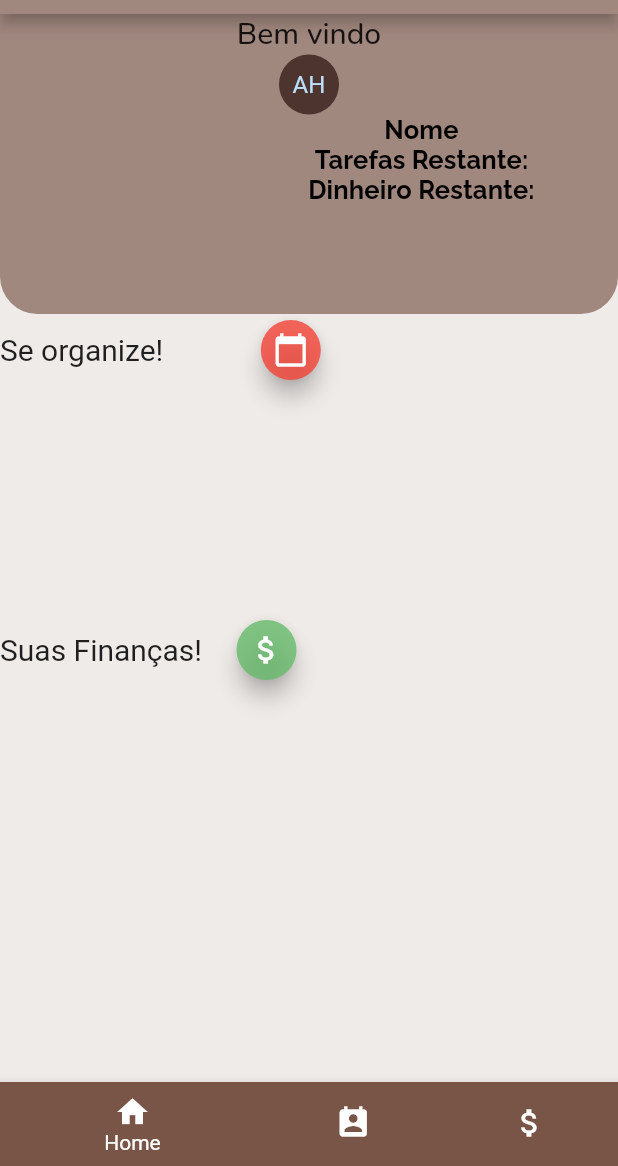
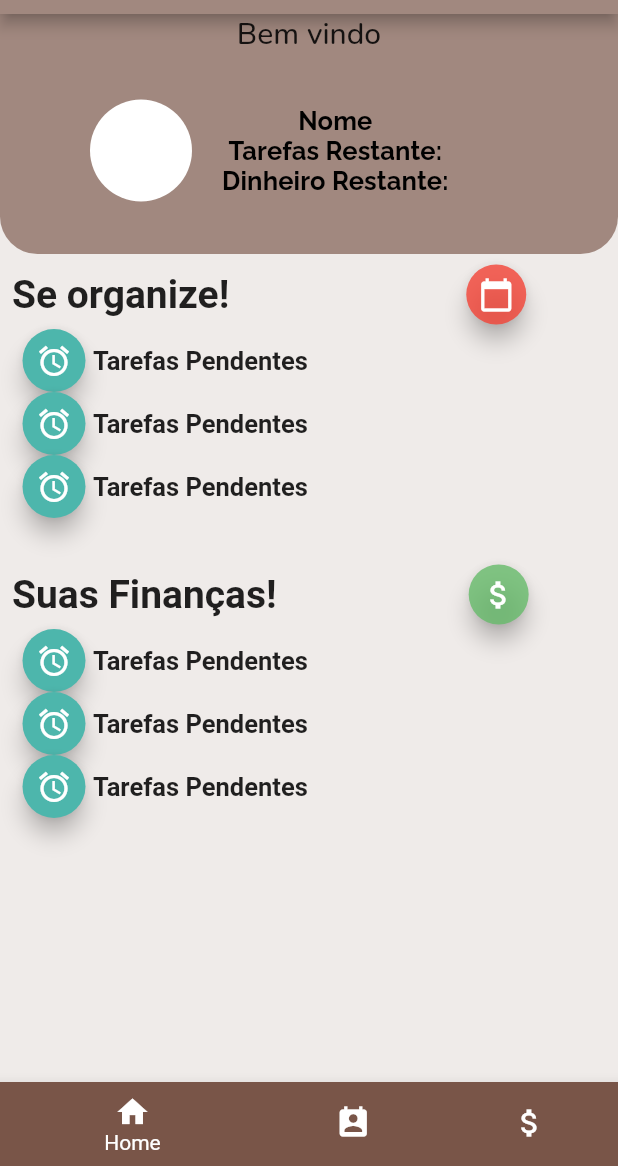
Before and after one commit to VitorL02/Vlanner, a Flutter app: the screen it shows after launch, on a phone screen of 412 x 824 dp, the part 70-1236 px from its top. Run offline on Flutter 3.47's test engine with Material 2 defaults, Android fonts, the phone set to English and light mode, and no system bars; Roboto replaces fonts that are missing (Cairo, PressStart2P-Regular).

Commit message:
Criação do modelo InfomationPendences,criação da box de informções do usuario,criação do  avisos de finanças e tarefas pendendetes

```diff
--- /dev/null
+++ b/lib/components/informationPendences.dart
@@ -0,0 +1,31 @@
+import 'package:flutter/material.dart';
+
+class InformationPendences extends StatelessWidget {
+  @override
+  Widget build(BuildContext context) {
+    return Row(
+      children: [
+        Container(
+          padding: EdgeInsets.only(left: 15),
+          child: SizedBox(
+            width: 42,
+            height: 42,
+            child: FloatingActionButton(
+              child: Icon(Icons.alarm),
+              backgroundColor: Colors.teal[300],
+              onPressed: () {},
+            ),
+          ),
+        ),
+        Container(
+          padding: EdgeInsets.all(5),
+          child: Text(
+            'Tarefas Pendentes',
+            style: TextStyle(
+                fontFamily: 'Cairo', fontSize: 17, fontWeight: FontWeight.bold),
+          ),
+        )
+      ],
+    );
+  }
+}
--- a/lib/screens/homeScreen.dart
+++ b/lib/screens/homeScreen.dart
@@ -1,6 +1,7 @@
 import 'package:flutter/material.dart';
 import 'CostsScreen.dart';
 import 'PlannerScreen.dart';
+import '../components/informationPendences.dart';
 
 class ScreenHome extends StatefulWidget {
   @override
@@ -59,7 +60,7 @@ class _ScreenHomeState extends State<ScreenHome> {
             Column(
               children: <Widget>[
                 Container(
-                    height: 200,
+                    height: 160,
                     width: double.infinity,
                     child: Column(
                       children: [
@@ -71,13 +72,18 @@ class _ScreenHomeState extends State<ScreenHome> {
                             style: Theme.of(context).textTheme.title,
                           ),
                         ),
-                        CircleAvatar(
-                          backgroundColor: Colors.brown.shade800,
-                          child: Text('AH'),
+                        Padding(
+                          padding: const EdgeInsets.only(left: 40.0),
+                          child: Row(children: [
+                            Padding(
+                              padding: const EdgeInsets.symmetric(
+                                  horizontal: 20, vertical: 30),
+                              child: CircleAvatar(
+                                radius: 34,
+                                backgroundColor: Colors.white,
                               ),
-                        Align(
-                          alignment: Alignment(0.60, -0.80),
-                          child: Container(
+                            ),
+                            Container(
                               child: Column(
                                 children: [
                                   Text('Nome ',
@@ -96,6 +102,7 @@ class _ScreenHomeState extends State<ScreenHome> {
                                 ],
                               ),
                             ),
+                          ]),
                         ),
                       ],
                     ),
@@ -123,14 +130,18 @@ class _ScreenHomeState extends State<ScreenHome> {
                             children: [
                               Container(
                                 alignment: Alignment(-0.9, -0.9),
+                                child: Padding(
+                                  padding: const EdgeInsets.all(8.0),
                                   child: Text('Se organize!',
                                       style: TextStyle(
-                                        fontFamily: 'PressStart2P-Regular',
-                                        fontSize: 20,
+                                          fontFamily: 'Cairo',
+                                          fontSize: 26,
+                                          fontWeight: FontWeight.bold,
                                           color: Colors.black87)),
                                 ),
+                              ),
                               Container(
-                                padding: EdgeInsets.only(left: 65),
+                                padding: EdgeInsets.only(left: 150),
                                 child: SizedBox(
                                   width: 40,
                                   height: 40,
@@ -145,10 +156,13 @@ class _ScreenHomeState extends State<ScreenHome> {
                             ],
                           ),
                         ),
+                        InformationPendences(),
+                        InformationPendences(),
+                        InformationPendences(),
                       ],
                     )),
                 Container(
-                    height: 200,
+                    height: 300,
                     child: Column(
                       children: <Widget>[
                         Padding(
@@ -157,14 +171,18 @@ class _ScreenHomeState extends State<ScreenHome> {
                             children: [
                               Container(
                                 alignment: Alignment(-0.9, -0.9),
+                                child: Padding(
+                                  padding: const EdgeInsets.all(8.0),
                                   child: Text('Suas Finanças!',
                                       style: TextStyle(
-                                        fontFamily: 'PressStart2P-Regular',
-                                        fontSize: 20,
+                                          fontFamily: 'Cairo',
+                                          fontSize: 26,
+                                          fontWeight: FontWeight.bold,
                                           color: Colors.black87)),
                                 ),
+                              ),
                               Container(
-                                padding: EdgeInsets.only(left: 23),
+                                padding: EdgeInsets.only(left: 120),
                                 child: SizedBox(
                                   width: 40,
                                   height: 40,
@@ -178,6 +196,9 @@ class _ScreenHomeState extends State<ScreenHome> {
                             ],
                           ),
                         ),
+                        InformationPendences(),
+                        InformationPendences(),
+                        InformationPendences(),
                       ],
                     )),
               ],
--- a/pubspec.yaml
+++ b/pubspec.yaml
@@ -72,6 +72,10 @@ flutter:
         - asset: assets\fonts\Raleway-Italic.ttf
         - asset: assets\fonts\Raleway-Regular.ttf
           weight: 700
+    - family: Cairo
+      fonts:
+        - asset: assets\fonts\Cairo-Regular.ttf
+          weight: 700
     - family: Nunito
       fonts:
         - asset: assets\fonts\Nunito-Italic.ttf
```
Also changed, not shown: assets/fonts/Cairo-Regular.ttf (added). Lines whose indentation alone changed are shown as unchanged.
